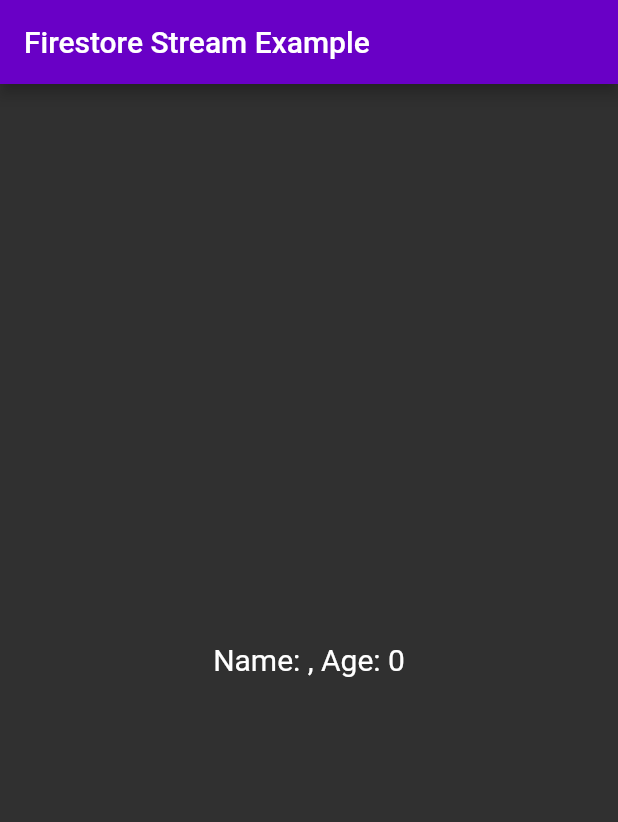
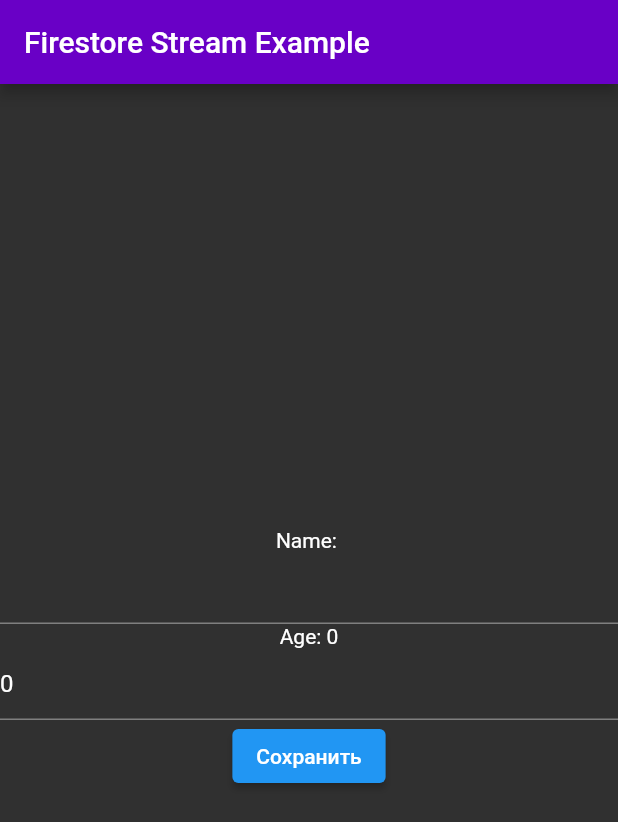
Before and after one commit to AntonPrNone/test_provider, a Flutter app: the screen it shows after launch, on a phone screen of 412 x 824 dp. Shown: the top 822 px of the screen. Run offline on Flutter 3.47's test engine with Material 2 defaults, Android fonts, the phone set to English and light mode, and no system bars; our stand-ins replace cloud_firestore, firebase_core; accounts and stored records are empty.

Commit message:
Вёрстка полей ввода, просмотра изменений, кнопки сохранения

```diff
--- a/lib/main.dart
+++ b/lib/main.dart
@@ -1,12 +1,39 @@
 import 'package:flutter/material.dart';
 import 'package:firebase_core/firebase_core.dart';
+import 'package:provider/provider.dart';
 import 'package:test_provider/firebase_options.dart';
 import 'my_app.dart';
+import 'my_name.dart';
+import 'my_age.dart';
+import 'name_firestore_service.dart';
+import 'age_firestore_service.dart';
 
 void main() async {
   WidgetsFlutterBinding.ensureInitialized();
   await Firebase.initializeApp(
     options: DefaultFirebaseOptions.currentPlatform,
   );
-  runApp(MyApp());
+
+  runApp(
+    MultiProvider(
+      providers: [
+        StreamProvider<MyName>(
+          initialData: MyName(name: ''),
+          create: (context) {
+            final firestoreService = NameFirestoreService();
+            return firestoreService.streamDocument();
+          },
+        ),
+        StreamProvider<MyAge>(
+          initialData: MyAge(age: 0),
+          create: (context) {
+            final firestoreService = AgeFirestoreService();
+            return firestoreService.streamAgeDocument();
+          },
+        ),
+        // Добавьте другие провайдеры по необходимости
+      ],
+      child: MyApp(),
+    ),
+  );
 }
--- a/lib/my_app.dart
+++ b/lib/my_app.dart
@@ -1,5 +1,4 @@
-// my_app.dart
-// ignore_for_file: prefer_const_constructors, use_key_in_widget_constructors
+// ignore_for_file: prefer_const_constructors
 
 import 'package:flutter/material.dart';
 import 'package:provider/provider.dart';
@@ -16,29 +15,54 @@ class MyApp extends StatelessWidget {
       debugShowCheckedModeBanner: false,
       theme: ThemeData.dark(),
       title: 'Firestore Stream Example',
-      home: MultiProvider(
-        providers: [
-          StreamProvider<MyName>(
-            initialData: MyName(name: ''), // Инициализируйте оба поля
-            create: (context) {
-              final firestoreService = NameFirestoreService();
-              return firestoreService.streamDocument();
-            },
+      home: Scaffold(
+        appBar: AppBar(
+          title: Text('Firestore Stream Example'),
+          backgroundColor: Color.fromARGB(255, 105, 0, 198),
+        ),
+        body: Center(
+          child: Column(
+            mainAxisAlignment: MainAxisAlignment.center,
+            children: [
+              Consumer<MyName>(
+                builder: (context, myName, child) {
+                  return Column(
+                    children: [
+                      Text('Name: ${myName.name}'),
+                      TextField(
+                        controller: TextEditingController(text: myName.name),
+                        onChanged: (newName) {
+                          // Обработка изменения имени
+                        },
+                      ),
+                    ],
+                  );
+                },
+              ),
+              Consumer<MyAge>(
+                builder: (context, myAge, child) {
+                  return Column(
+                    children: [
+                      Text('Age: ${myAge.age.toString()}'),
+                      TextField(
+                        controller:
+                            TextEditingController(text: myAge.age.toString()),
+                        onChanged: (newAge) {
+                          // Обработка изменения возраста
+                        },
+                      ),
+                    ],
+                  );
+                },
+              ),
+              ElevatedButton(
+                onPressed: () {
+                  // Обработка нажатия кнопки "Сохранить"
+                },
+                child: Text('Сохранить'),
+              ),
+            ],
           ),
-          StreamProvider<MyAge>(
-            initialData: MyAge(age: 0),
-            create: (context) {
-              final firestoreService = AgeFirestoreService();
-              return firestoreService.streamAgeDocument();
-            },
-          ),
-        ],
-        child: Scaffold(
-          appBar: AppBar(
-            title: Text('Firestore Stream Example'),
-            backgroundColor: Color.fromARGB(255, 105, 0, 198),
-          ),
-          body: FirestoreData(),
         ),
       ),
     );
```
